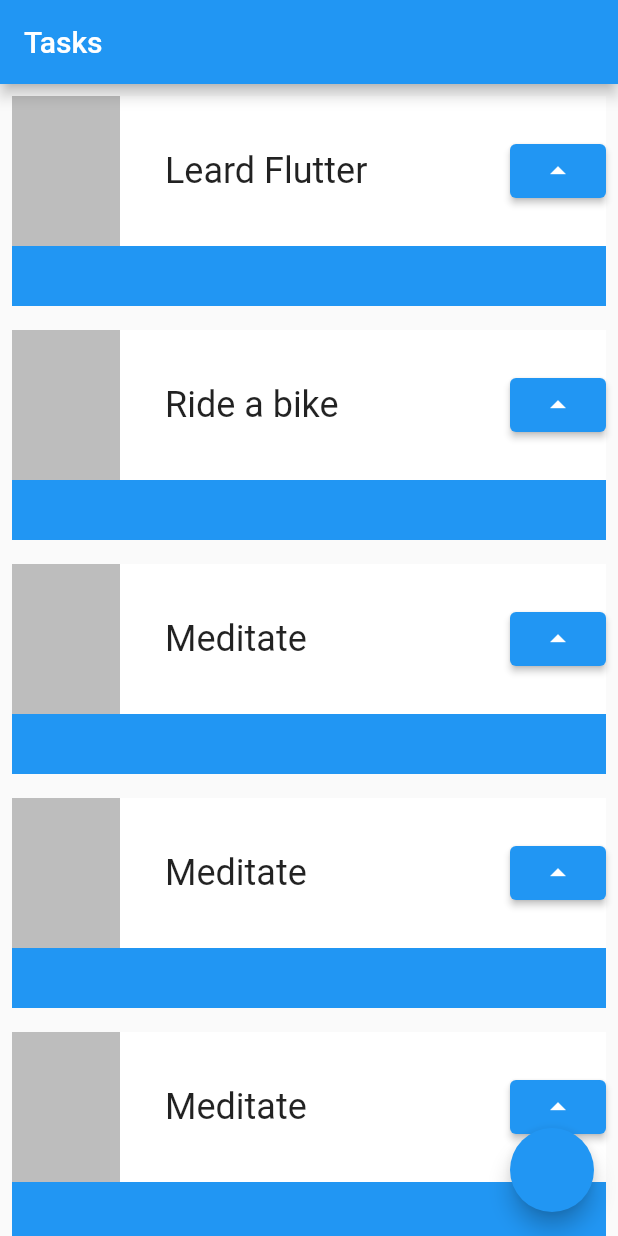
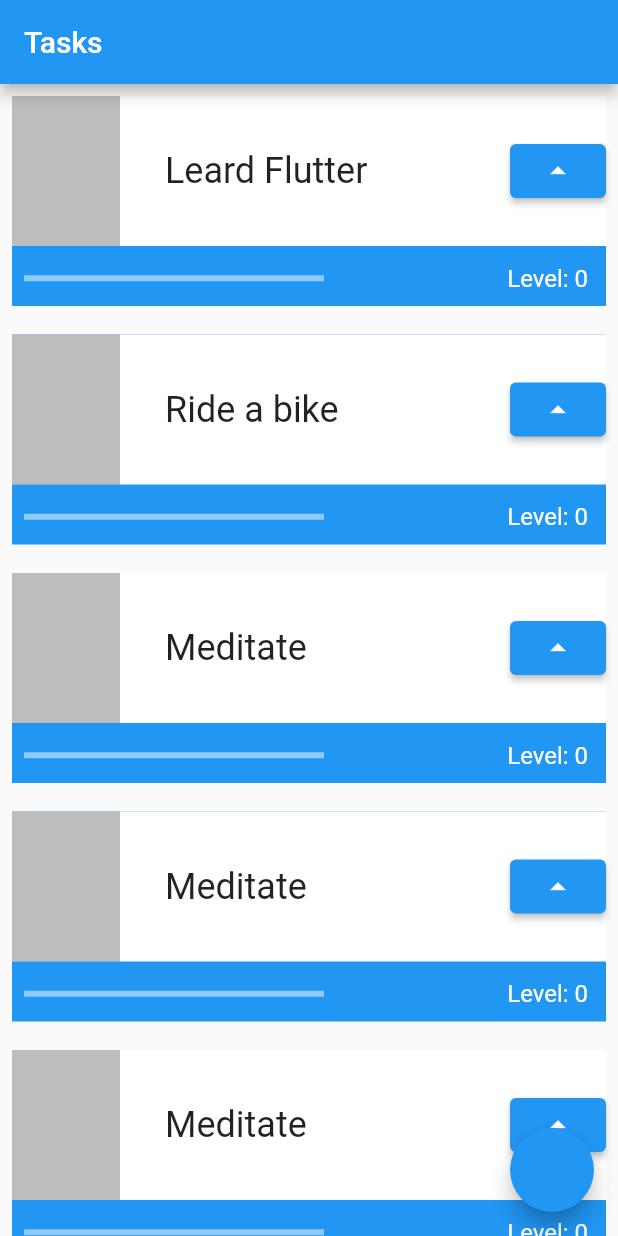
Before and after one commit to EduardoBritto22/task_force, a Flutter app: the screen it shows after launch, on a phone screen of 412 x 824 dp. Run offline on Flutter 3.47's test engine with Material 2 defaults, Android fonts, the phone set to English and light mode, and no system bars.

Commit message:
Convert the Task widget to a Stateful widget and add the progress and level indicator

```diff
--- a/lib/main.dart
+++ b/lib/main.dart
@@ -46,13 +46,20 @@ class MyApp extends StatelessWidget {
   }
 }
 
-class Task extends StatelessWidget {
+class Task extends StatefulWidget {
   final String name;
 
   const Task(this.name, {Key? key}) : super(key: key);
 
   @override
+  State<Task> createState() => _TaskState();
+}
+
+class _TaskState extends State<Task> {
+  int level = 0;
+  @override
   Widget build(BuildContext context) {
+
     return Padding(
       padding: const EdgeInsets.all(8.0),
       child: Container(
@@ -62,6 +69,8 @@ class Task extends StatelessWidget {
               color: Colors.blue,
               height: 140,
             ),
+            Column(
+              children: [
                 Container(
                     color: Colors.white,
                     height: 100,
@@ -73,18 +82,48 @@ class Task extends StatelessWidget {
                           width: 72,
                           height: 100,
                         ),
-                    Container( // To constrain the size of the text
+                        Container(
+                          // To constrain the size of the text
                           width: 200,
                           child: Text(
-                        name,
+                            widget.name,
                             style: TextStyle(fontSize: 24),
                             overflow: TextOverflow.ellipsis,
                           ),
                         ),
                         ElevatedButton(
-                        onPressed: () {}, child: Icon(Icons.arrow_drop_up))
+                            onPressed: () {
+                              setState(() {
+                                level++;
+                              });
+                            },
+                            child: Icon(Icons.arrow_drop_up))
                       ],
-                ))
+                    )),
+                Row(
+                  mainAxisAlignment: MainAxisAlignment.spaceBetween,
+                  children: [
+                    Padding(
+                      padding: const EdgeInsets.all(8),
+                      child: Container(
+                        width: 200,
+                        child: LinearProgressIndicator(
+                            color: Colors.white,
+                           value: level/10,
+                        ),
+                      ),
+                    ),
+                    Padding(
+                      padding: const EdgeInsets.all(12),
+                      child: Text(
+                        'Level: $level',
+                        style: TextStyle(color: Colors.white, fontSize: 16),
+                      ),
+                    ),
+                  ],
+                ),
+              ],
+            )
           ],
         ),
       ),
```
Lines whose indentation alone changed are shown as unchanged.
